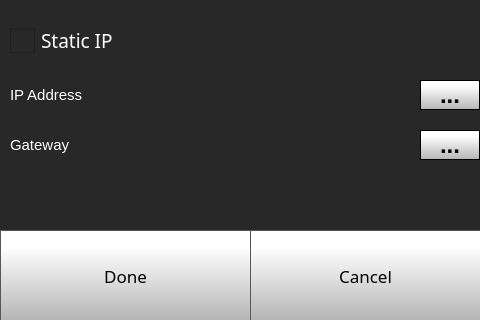
This is octoprint_JuliaProSingle2022TouchUI/mainGUI.ui in FracktalWorks/JuliaProSingle2022TouchUI as Qt 5 draws it before an edit. The edited form follows.
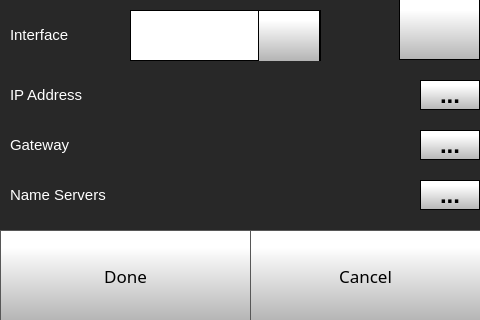
This is the edited form. The open tabs and pages were chosen to show the change. Icons and pictures are not drawn.

Commit message: Made changes to incorporate static IP configuration

Patch:
```diff
--- a/octoprint_JuliaProSingle2022TouchUI/mainGUI.ui
+++ b/octoprint_JuliaProSingle2022TouchUI/mainGUI.ui
@@ -3701,58 +3701,6 @@
        </size>
       </property>
      </widget>
-     <widget class="QCheckBox" name="ethStaticCheckBox">
-      <property name="geometry">
-       <rect>
-        <x>10</x>
-        <y>20</y>
-        <width>161</width>
-        <height>41</height>
-       </rect>
-      </property>
-      <property name="font">
-       <font>
-        <family>Gotham</family>
-        <pointsize>14</pointsize>
-       </font>
-      </property>
-      <property name="contextMenuPolicy">
-       <enum>Qt::NoContextMenu</enum>
-      </property>
-      <property name="styleSheet">
-       <string notr="true">QCheckBox {
-	color: rgb(255, 255, 255);
-}
-
-QCheckBox::indicator {
-    width: 25px;
-    height: 25px;
-}
-
-QCheckBox::indicator:checked {
-    image: url(./templates/img/check-box.png);
-}
-QCheckBox::indicator:unchecked {
-    image: url(./templates/img/blank-check-box.png);
-}
-
-
-
-</string>
-      </property>
-      <property name="text">
-       <string>Static IP</string>
-      </property>
-      <property name="iconSize">
-       <size>
-        <width>40</width>
-        <height>40</height>
-       </size>
-      </property>
-      <property name="checked">
-       <bool>false</bool>
-      </property>
-     </widget>
      <widget class="QWidget" name="ethStaticSettings" native="true">
       <property name="enabled">
        <bool>true</bool>
@@ -3938,6 +3886,312 @@
         </size>
        </property>
       </widget>
+      <widget class="QPushButton" name="staticIPNameServerKeyboardButton">
+       <property name="geometry">
+        <rect>
+         <x>420</x>
+         <y>110</y>
+         <width>60</width>
+         <height>30</height>
+        </rect>
+       </property>
+       <property name="font">
+        <font>
+         <family>MS Shell Dlg 2</family>
+         <pointsize>18</pointsize>
+         <weight>75</weight>
+         <bold>true</bold>
+        </font>
+       </property>
+       <property name="contextMenuPolicy">
+        <enum>Qt::NoContextMenu</enum>
+       </property>
+       <property name="styleSheet">
+        <string notr="true">QPushButton {
+     border: 1px solid rgb(0, 0, 0);
+	background-color: qlineargradient(spread:pad, x1:0, y1:1, x2:0, y2:0.188, stop:0 rgba(180, 180, 180, 255), stop:1 rgba(255, 255, 255, 255));
+
+
+}
+
+QPushButton:pressed {
+    background-color: qlineargradient(x1: 0, y1: 0, x2: 0, y2: 1,
+                                      stop: 0 #dadbde, stop: 1 #f6f7fa);
+}
+
+QPushButton:flat {
+    border: none; /* no border for a flat push button */
+}
+
+QPushButton:default {
+    border-color: navy; /* make the default button prominent */
+}
+
+QPushButton:focus {
+	outline: none;
+}</string>
+       </property>
+       <property name="text">
+        <string>...</string>
+       </property>
+       <property name="iconSize">
+        <size>
+         <width>40</width>
+         <height>40</height>
+        </size>
+       </property>
+      </widget>
+      <widget class="QLabel" name="staticIPNameServerLabel">
+       <property name="geometry">
+        <rect>
+         <x>10</x>
+         <y>110</y>
+         <width>110</width>
+         <height>30</height>
+        </rect>
+       </property>
+       <property name="font">
+        <font>
+         <family>MS Shell Dlg 2</family>
+         <pointsize>11</pointsize>
+         <weight>50</weight>
+         <bold>false</bold>
+        </font>
+       </property>
+       <property name="contextMenuPolicy">
+        <enum>Qt::NoContextMenu</enum>
+       </property>
+       <property name="styleSheet">
+        <string notr="true">color: rgb(255, 255, 255);</string>
+       </property>
+       <property name="text">
+        <string>Name Servers</string>
+       </property>
+      </widget>
+     </widget>
+     <widget class="QComboBox" name="staticIPComboBox">
+      <property name="geometry">
+       <rect>
+        <x>130</x>
+        <y>10</y>
+        <width>191</width>
+        <height>51</height>
+       </rect>
+      </property>
+      <property name="font">
+       <font>
+        <family>Gotham</family>
+        <pointsize>20</pointsize>
+       </font>
+      </property>
+      <property name="contextMenuPolicy">
+       <enum>Qt::NoContextMenu</enum>
+      </property>
+      <property name="styleSheet">
+       <string notr="true"> QScrollBar:vertical {
+     border: 1px solid black;
+border-radius: 5px;
+    background-color: rgb(40,40,40);
+     width: 60px;
+     margin: 67px 0 67px 0;
+ }
+
+/* Sets up the color and height of handle */
+QScrollBar::handle:vertical {
+border-radius: 5px;
+background: qlineargradient(spread:pad, x1:0, y1:1, x2:0, y2:0.188, stop:0 rgba(180, 180, 180, 255), stop:1 rgba(255, 255, 255, 255));
+min-height: 7px;
+}
+
+
+QScrollBar::add-line:vertical {
+     border: 1px solid black;
+background: qlineargradient(spread:pad, x1:0, y1:1, x2:0, y2:0.188, stop:0 rgba(180, 180, 180, 255), stop:1 rgba(255, 255, 255, 255));
+     height:65px;
+border-radius: 5px;
+     subcontrol-position: bottom;
+     subcontrol-origin: margin;
+ }
+
+ QScrollBar::sub-line:vertical {
+     border: 1px solid black;
+background: qlineargradient(spread:pad, x1:0, y1:1, x2:0, y2:0.188, stop:0 rgba(180, 180, 180, 255), stop:1 rgba(255, 255, 255, 255));
+     height: 65px;
+border-radius: 5px;
+     subcontrol-position: top;
+     subcontrol-origin: margin;
+ }
+
+QScrollBar::up-arrow:vertical {
+ image: url(./templates/img/arrows.png);
+    width: 40px;
+    height: 40px;
+ padding: 5px;
+ }
+QScrollBar::down-arrow:vertical {
+ image: url(./templates/img/arrows-5.png);
+    width: 40px;
+    height: 40px;
+ padding: 5px;
+ }
+
+/* need this to get rid of crosshatching on scrollbar background */
+QScrollBar::add-page:vertical, QScrollBar::sub-page:vertical {
+background: none;
+}
+
+QComboBox {
+border: 1px solid black;
+    padding: 0px 18px 0px 3px;
+    min-width: 6em;
+
+}
+
+QComboBox::item {
+	color: rgb(0, 0, 0);
+}
+
+QComboBox:editable {
+    background: white;
+}
+
+QComboBox:!editable, QComboBox::drop-down:editable {
+background: white;
+}
+
+/* QComboBox gets the &quot;on&quot; state when the popup is open */
+QComboBox:!editable:on, QComboBox::drop-down:editable:on {
+background: white;
+}
+
+
+QComboBox::drop-down {
+border-left: 1px solid black;
+border-right: 1px solid black;
+	background-color: qlineargradient(spread:pad, x1:0, y1:1, x2:0, y2:0.188, stop:0 rgba(180, 180, 180, 255), stop:1 rgba(255, 255, 255, 255));
+    width: 60px;
+     height: 50px;
+
+}
+
+QComboBox::down-arrow {
+
+image: url(./templates/img/arrows-5.png);
+width: 30px;
+height: 30px;
+
+}
+
+
+QComboBox QAbstractItemView {
+    selection-background-color: rgb(40, 40, 40);
+    background: white;
+}</string>
+      </property>
+      <property name="editable">
+       <bool>false</bool>
+      </property>
+      <property name="maxVisibleItems">
+       <number>8</number>
+      </property>
+      <property name="iconSize">
+       <size>
+        <width>30</width>
+        <height>30</height>
+       </size>
+      </property>
+     </widget>
+     <widget class="QLabel" name="staticIPINterfaceLabel">
+      <property name="geometry">
+       <rect>
+        <x>10</x>
+        <y>20</y>
+        <width>110</width>
+        <height>30</height>
+       </rect>
+      </property>
+      <property name="font">
+       <font>
+        <family>MS Shell Dlg 2</family>
+        <pointsize>11</pointsize>
+        <weight>50</weight>
+        <bold>false</bold>
+       </font>
+      </property>
+      <property name="contextMenuPolicy">
+       <enum>Qt::NoContextMenu</enum>
+      </property>
+      <property name="styleSheet">
+       <string notr="true">color: rgb(255, 255, 255);</string>
+      </property>
+      <property name="text">
+       <string>Interface</string>
+      </property>
+     </widget>
+     <widget class="QPushButton" name="deleteStaticIPSettingsButton">
+      <property name="enabled">
+       <bool>true</bool>
+      </property>
+      <property name="geometry">
+       <rect>
+        <x>399</x>
+        <y>-1</y>
+        <width>81</width>
+        <height>61</height>
+       </rect>
+      </property>
+      <property name="font">
+       <font>
+        <family>MS Shell Dlg 2</family>
+        <pointsize>18</pointsize>
+        <weight>75</weight>
+        <bold>true</bold>
+       </font>
+      </property>
+      <property name="contextMenuPolicy">
+       <enum>Qt::NoContextMenu</enum>
+      </property>
+      <property name="autoFillBackground">
+       <bool>false</bool>
+      </property>
+      <property name="styleSheet">
+       <string notr="true">QPushButton {
+     border: 1px solid rgb(0, 0, 0);
+	background-color: qlineargradient(spread:pad, x1:0, y1:1, x2:0, y2:0.188, stop:0 rgba(180, 180, 180, 255), stop:1 rgba(255, 255, 255, 255));
+
+
+}
+
+QPushButton:pressed {
+    background-color: qlineargradient(x1: 0, y1: 0, x2: 0, y2: 1,
+                                      stop: 0 #dadbde, stop: 1 #f6f7fa);
+}
+
+QPushButton:flat {
+    border: none; /* no border for a flat push button */
+}
+
+QPushButton:default {
+    border-color: navy; /* make the default button prominent */
+}
+
+QPushButton:focus {
+	outline: none;
+}</string>
+      </property>
+      <property name="text">
+       <string/>
+      </property>
+      <property name="icon">
+       <iconset>
+        <normaloff>templates/img/delete.png</normaloff>templates/img/delete.png</iconset>
+      </property>
+      <property name="iconSize">
+       <size>
+        <width>40</width>
+        <height>40</height>
+       </size>
+      </property>
      </widget>
     </widget>
     <widget class="QWidget" name="networkSettingsPage">
```
Left out of the diff: 18 changed lines with no effect on the pictures. The commit also changes 2 other files.
